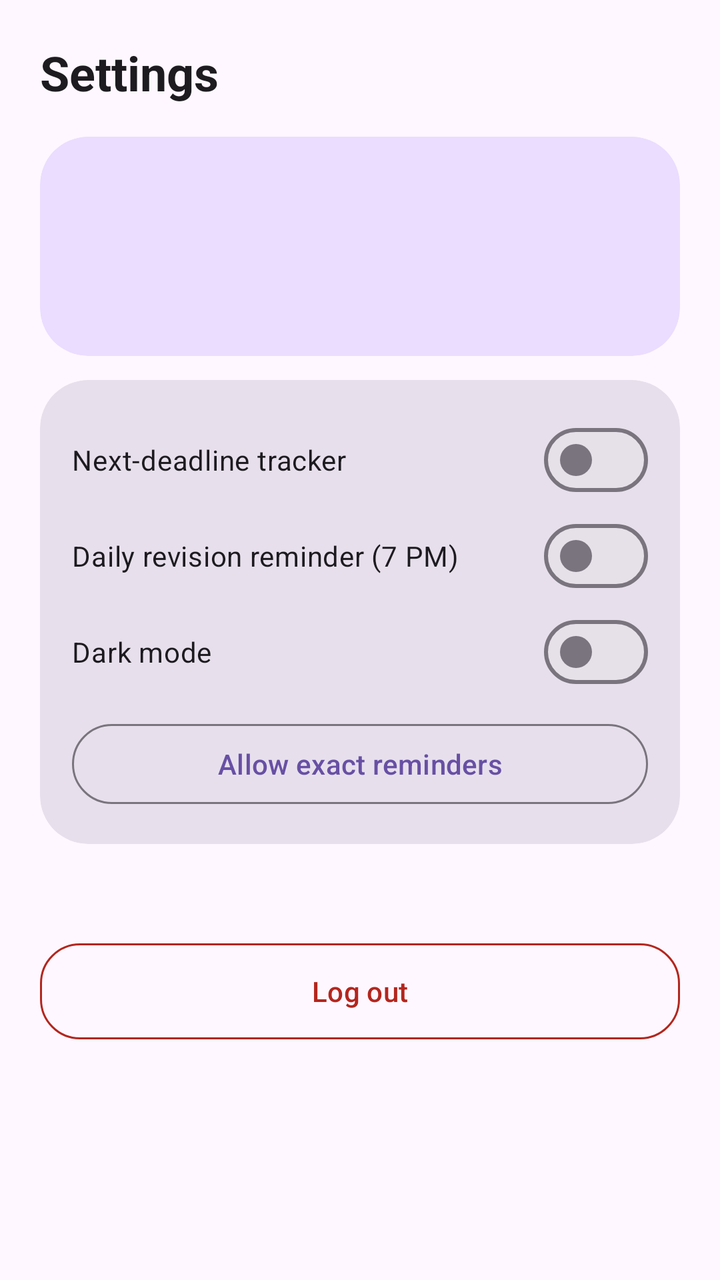
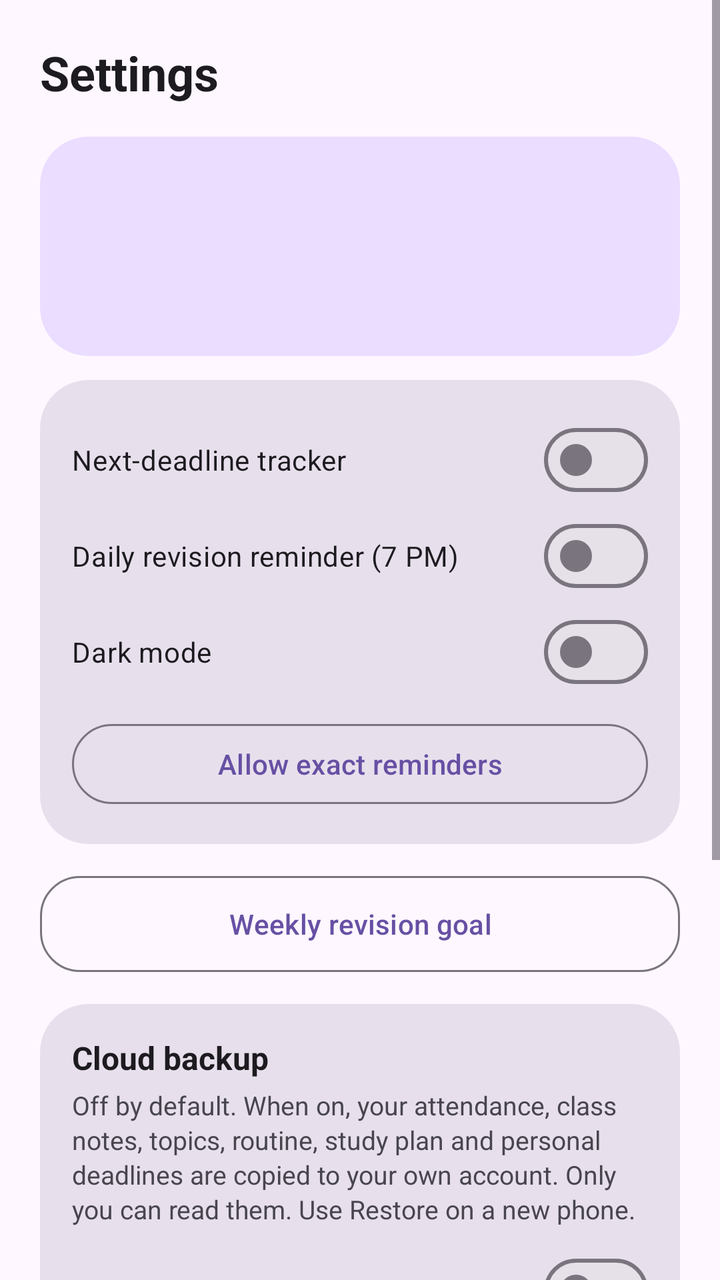

Before-and-after screenshots of an Android layout around one commit, followed by the original layout XML and the change that was made.
<!-- AndroidManifest.xml: application theme Theme.CampusCompanion -->
<!-- res/layout/activity_settings.xml -->
<?xml version="1.0" encoding="utf-8"?>
<ScrollView xmlns:android="http://schemas.android.com/apk/res/android"
    xmlns:app="http://schemas.android.com/apk/res-auto"
    android:layout_width="match_parent"
    android:layout_height="match_parent"
    android:fillViewport="true">

    <LinearLayout
        android:layout_width="match_parent"
        android:layout_height="wrap_content"
        android:orientation="vertical"
        android:padding="20dp">

        <TextView
            android:layout_width="match_parent"
            android:layout_height="wrap_content"
            android:text="Settings"
            android:textColor="?attr/colorOnSurface"
            android:textSize="24sp"
            android:textStyle="bold" />

        
        <com.google.android.material.card.MaterialCardView
            android:layout_width="match_parent"
            android:layout_height="wrap_content"
            android:layout_marginTop="16dp"
            app:cardBackgroundColor="?attr/colorPrimaryContainer"
            app:cardCornerRadius="24dp"
            app:cardElevation="0dp"
            app:strokeWidth="0dp">

            <LinearLayout
                android:layout_width="match_parent"
                android:layout_height="wrap_content"
                android:orientation="vertical"
                android:padding="20dp">

                <TextView
                    android:id="@+id/tvProfileName"
                    android:layout_width="match_parent"
                    android:layout_height="wrap_content"
                    android:textColor="?attr/colorOnPrimaryContainer"
                    android:textSize="20sp"
                    android:textStyle="bold" />

                <TextView
                    android:id="@+id/tvProfileSection"
                    android:layout_width="match_parent"
                    android:layout_height="wrap_content"
                    android:layout_marginTop="4dp"
                    android:textColor="?attr/colorOnPrimaryContainer"
                    android:textSize="14sp" />

                <TextView
                    android:id="@+id/tvProfileEmail"
                    android:layout_width="match_parent"
                    android:layout_height="wrap_content"
                    android:layout_marginTop="2dp"
                    android:textColor="?attr/colorOnPrimaryContainer"
                    android:textSize="13sp" />
            </LinearLayout>
        </com.google.android.material.card.MaterialCardView>

        
        <com.google.android.material.card.MaterialCardView
            android:layout_width="match_parent"
            android:layout_height="wrap_content"
            android:layout_marginTop="12dp"
            app:cardBackgroundColor="?attr/colorSurfaceVariant"
            app:cardCornerRadius="24dp"
            app:cardElevation="0dp"
            app:strokeWidth="0dp">

            <LinearLayout
                android:layout_width="match_parent"
                android:layout_height="wrap_content"
                android:orientation="vertical"
                android:padding="16dp">

                <com.google.android.material.materialswitch.MaterialSwitch
                    android:id="@+id/swTracker"
                    android:layout_width="match_parent"
                    android:layout_height="wrap_content"
                    android:text="Next-deadline tracker"
                    android:textColor="?attr/colorOnSurface" />

                <com.google.android.material.materialswitch.MaterialSwitch
                    android:id="@+id/swRevision"
                    android:layout_width="match_parent"
                    android:layout_height="wrap_content"
                    android:text="Daily revision reminder (7 PM)"
                    android:textColor="?attr/colorOnSurface" />

                <com.google.android.material.materialswitch.MaterialSwitch
                    android:id="@+id/swDark"
                    android:layout_width="match_parent"
                    android:layout_height="wrap_content"
                    android:text="Dark mode"
                    android:textColor="?attr/colorOnSurface" />

                <com.google.android.material.button.MaterialButton
                    android:id="@+id/btnExactAlarm"
                    style="@style/Widget.Material3.Button.OutlinedButton"
                    android:layout_width="match_parent"
                    android:layout_height="wrap_content"
                    android:layout_marginTop="8dp"
                    android:text="Allow exact reminders" />
            </LinearLayout>
        </com.google.android.material.card.MaterialCardView>

        <TextView
            android:id="@+id/tvProviderCount"
            android:layout_width="match_parent"
            android:layout_height="wrap_content"
            android:layout_marginTop="12dp"
            android:textColor="?attr/colorOnSurfaceVariant"
            android:textSize="13sp" />

        <com.google.android.material.button.MaterialButton
            android:id="@+id/btnLogout"
            style="@style/Widget.Material3.Button.OutlinedButton"
            android:layout_width="match_parent"
            android:layout_height="56dp"
            android:layout_marginTop="16dp"
            android:text="Log out"
            android:textColor="?attr/colorError"
            app:cornerRadius="20dp"
            app:strokeColor="?attr/colorError" />
    </LinearLayout>
</ScrollView>
<!-- resources referenced by this layout -->
<resources>
  <style name="Theme.CampusCompanion" parent="Base.Theme.CampusCompanion" />
  <style name="Base.Theme.CampusCompanion" parent="Theme.Material3.DayNight.NoActionBar">
          
      </style>
</resources>

<!-- the commit's change to res/layout/activity_settings.xml (unified diff, before → after) -->
@@ -107,6 +107,101 @@
                     android:text="Allow exact reminders" />
             </LinearLayout>
         </com.google.android.material.card.MaterialCardView>
+
+        
+        <com.google.android.material.button.MaterialButton
+            android:id="@+id/btnGoal"
+            style="@style/Widget.Material3.Button.OutlinedButton"
+            android:layout_width="match_parent"
+            android:layout_height="56dp"
+            android:layout_marginTop="12dp"
+            android:text="Weekly revision goal"
+            app:cornerRadius="20dp" />
+
+        
+        <com.google.android.material.card.MaterialCardView
+            android:layout_width="match_parent"
+            android:layout_height="wrap_content"
+            android:layout_marginTop="12dp"
+            app:cardBackgroundColor="?attr/colorSurfaceVariant"
+            app:cardCornerRadius="24dp"
+            app:cardElevation="0dp"
+            app:strokeWidth="0dp">
+
+            <LinearLayout
+                android:layout_width="match_parent"
+                android:layout_height="wrap_content"
+                android:orientation="vertical"
+                android:padding="16dp">
+
+                <TextView
+                    android:layout_width="match_parent"
+                    android:layout_height="wrap_content"
+                    android:text="Cloud backup"
+                    android:textColor="?attr/colorOnSurface"
+                    android:textSize="16sp"
+                    android:textStyle="bold" />
+
+                <TextView
+                    android:layout_width="match_parent"
+                    android:layout_height="wrap_content"
+                    android:layout_marginTop="4dp"
+                    android:lineSpacingExtra="2dp"
+                    android:text="Off by default. When on, your attendance, class notes, topics, routine, study plan and personal deadlines are copied to your own account. Only you can read them. Use Restore on a new phone."
+                    android:textColor="?attr/colorOnSurfaceVariant"
+                    android:textSize="13sp" />
+
+                <com.google.android.material.materialswitch.MaterialSwitch
+                    android:id="@+id/swBackup"
+                    android:layout_width="match_parent"
+                    android:layout_height="wrap_content"
+                    android:layout_marginTop="8dp"
+                    android:text="Back up automatically"
+                    android:textColor="?attr/colorOnSurface" />
+
+                <TextView
+                    android:id="@+id/tvBackupInfo"
+                    android:layout_width="match_parent"
+                    android:layout_height="wrap_content"
+                    android:layout_marginTop="4dp"
+                    android:textColor="?attr/colorOnSurfaceVariant"
+                    android:textSize="13sp" />
+
+                <LinearLayout
+                    android:layout_width="match_parent"
+                    android:layout_height="wrap_content"
+                    android:layout_marginTop="8dp"
+                    android:orientation="horizontal">
+
+                    <com.google.android.material.button.MaterialButton
+                        android:id="@+id/btnBackupNow"
+                        style="@style/Widget.Material3.Button.OutlinedButton"
+                        android:layout_width="0dp"
+                        android:layout_height="wrap_content"
+                        android:layout_marginEnd="4dp"
+                        android:layout_weight="1"
+                        android:text="Back up now" />
+
+                    <com.google.android.material.button.MaterialButton
+                        android:id="@+id/btnRestore"
+                        style="@style/Widget.Material3.Button.OutlinedButton"
+                        android:layout_width="0dp"
+                        android:layout_height="wrap_content"
+                        android:layout_marginStart="4dp"
+                        android:layout_weight="1"
+                        android:text="Restore" />
+                </LinearLayout>
+            </LinearLayout>
+        </com.google.android.material.card.MaterialCardView>
+
+        <com.google.android.material.button.MaterialButton
+            android:id="@+id/btnAbout"
+            style="@style/Widget.Material3.Button.OutlinedButton"
+            android:layout_width="match_parent"
+            android:layout_height="56dp"
+            android:layout_marginTop="12dp"
+            android:text="About Campus Companion"
+            app:cornerRadius="20dp" />
 
         <TextView
             android:id="@+id/tvProviderCount"
